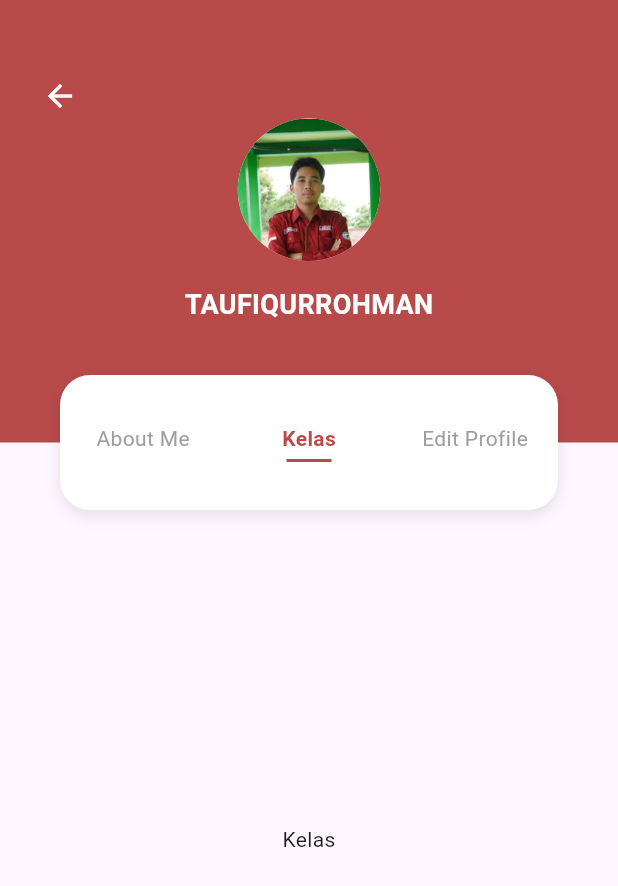
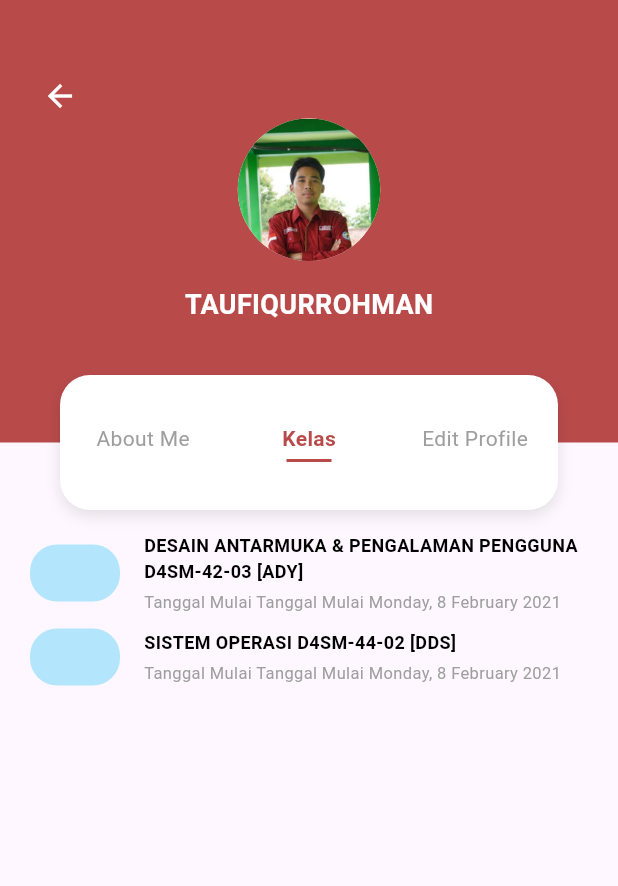
Before and after one commit to Taufiqurrohman58/mls_mobile, a Flutter app: the ProfileScreen screen opened by its route, after a tap on "Kelas", on a phone screen of 412 x 824 dp. Shown: the top 886 px of the screen. Run offline on Flutter 3.47's test engine with Material 3 defaults, Android fonts, the phone set to English and light mode, and no system bars.

Commit message:
membuat bagian conten di class di profile screen

```diff
--- a/lib/screens/profile_class.dart
+++ b/lib/screens/profile_class.dart
@@ -1,12 +1,23 @@
 import 'package:flutter/material.dart';
+import '../widgets/class_item.dart';
 
 class ProfileClass extends StatelessWidget {
   const ProfileClass({super.key});
 
   @override
   Widget build(BuildContext context) {
-    return Center(
-      child: Text("Kelas"),
+    return ListView(
+      padding: const EdgeInsets.only(top: 55, bottom: 20, left: 20, right: 20),
+      children: const [
+        ClassItem(
+          title: 'DESAIN ANTARMUKA & PENGALAMAN PENGGUNA D4SM-42-03 [ADY]',
+          date: 'Tanggal Mulai Monday, 8 February 2021',
+        ),
+        ClassItem(
+          title: 'SISTEM OPERASI D4SM-44-02 [DDS]',
+          date: 'Tanggal Mulai Monday, 8 February 2021',
+        ),
+      ],
     );
   }
 }
--- /dev/null
+++ b/lib/widgets/class_item.dart
@@ -0,0 +1,48 @@
+import 'package:flutter/material.dart';
+
+class ClassItem extends StatelessWidget {
+  final String title;
+  final String date;
+
+  const ClassItem({super.key, required this.title, required this.date});
+
+  @override
+  Widget build(BuildContext context) {
+    return Container(
+      margin: const EdgeInsets.symmetric(vertical: 5),
+      child: Row(
+        children: [
+          Container(
+            width: 60,
+            height: 38,
+            decoration: BoxDecoration(
+              color: Colors.lightBlue[100],
+              borderRadius: BorderRadius.circular(18),
+            ),
+          ),
+          const SizedBox(width: 16),
+          Expanded(
+            child: Column(
+              crossAxisAlignment: CrossAxisAlignment.start,
+              children: [
+                Text(
+                  title,
+                  style: const TextStyle(
+                    color: Colors.black,
+                    fontSize: 12,
+                    fontWeight: FontWeight.bold,
+                  ),
+                ),
+                const SizedBox(height: 4),
+                Text(
+                  'Tanggal Mulai $date',
+                  style: const TextStyle(color: Colors.grey, fontSize: 11),
+                ),
+              ],
+            ),
+          ),
+        ],
+      ),
+    );
+  }
+}
```
